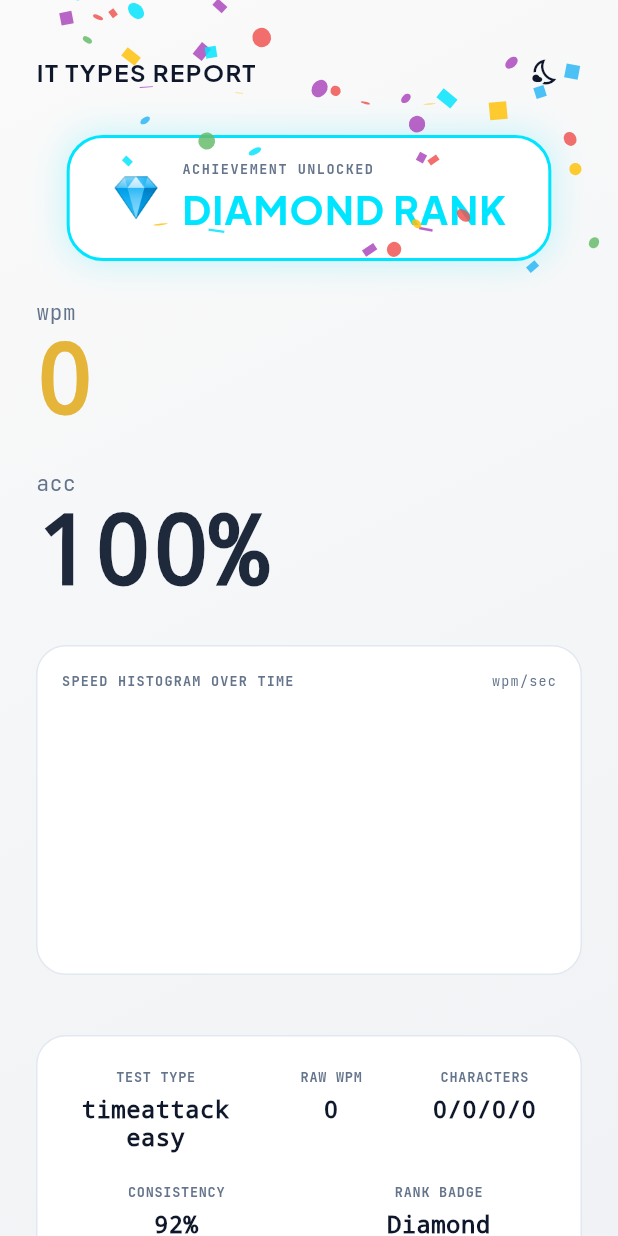
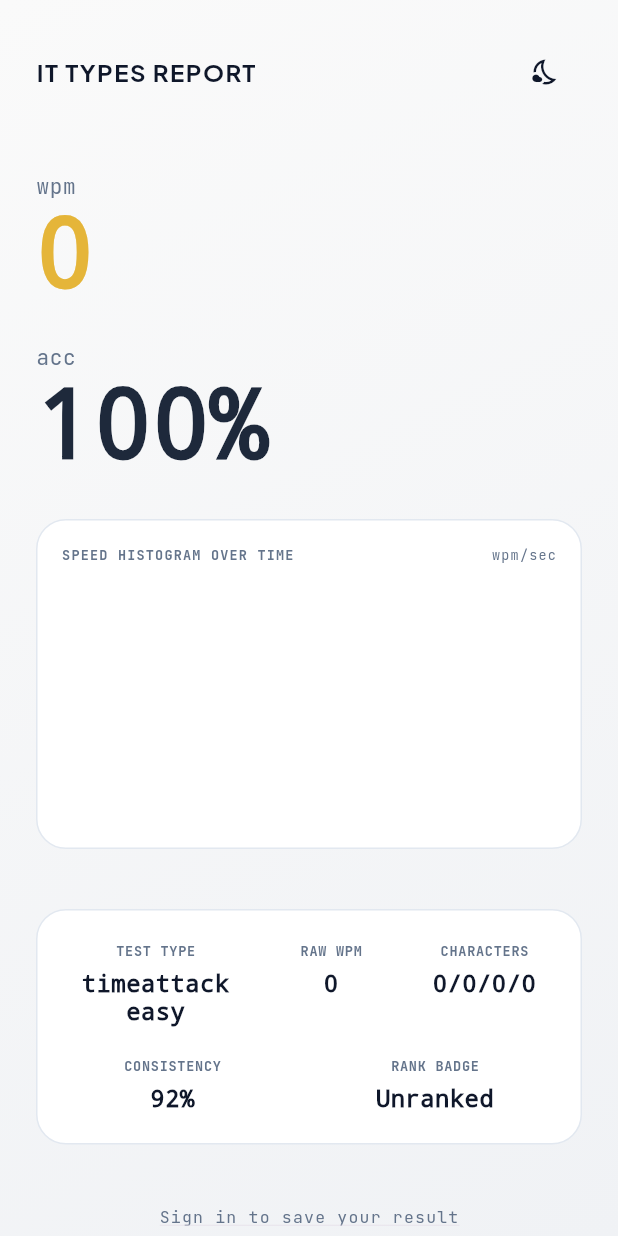
Before and after one commit to Humxa687/IT-TYPES, a Flutter app: the ResultsScreen screen opened directly, after a tap on the "wb sunny" icon, on a phone screen of 412 x 824 dp. Run offline on Flutter 3.47's test engine with Material 3 defaults, Android fonts, the phone set to English and light mode, and no system bars; our stand-ins replace audioplayers, google_fonts, shared_preferences; accounts and stored records are empty.

Commit message:
IT TYPES: Optimize mobile layout constraints, disable ranks for 15s/30s time limits, and hide virtual keyboard on mobile screens

```diff
--- a/lib/screens/game_screen.dart
+++ b/lib/screens/game_screen.dart
@@ -350,49 +350,32 @@ class _GameScreenState extends State<GameScreen> {
                             crossAxisAlignment: CrossAxisAlignment.stretch,
                             children: [
                               // Sleek Minimalist Stats & Sizing Ribbon
-                              Row(
-                                mainAxisAlignment: MainAxisAlignment.spaceBetween,
-                                children: [
-                                  Expanded(child: _buildMinimalStatsRibbon(context)),
-                                  // Inline Font Size Adjustment (A- / A+)
-                                  Container(
-                                    padding: const EdgeInsets.symmetric(horizontal: 8, vertical: 2),
-                                    decoration: BoxDecoration(
-                                      color: themeProvider.backgroundColor.withOpacity(0.3),
-                                      borderRadius: BorderRadius.circular(12),
-                                      border: Border.all(color: themeProvider.borderColor.withOpacity(0.5)),
-                                    ),
-                                    child: Row(
-                                      mainAxisSize: MainAxisSize.min,
+                              // Sleek Minimalist Stats & Sizing Ribbon
+                              LayoutBuilder(
+                                builder: (context, constraints) {
+                                  final isMobileWidth = MediaQuery.of(context).size.width < 600;
+                                  if (isMobileWidth) {
+                                    return Column(
+                                      crossAxisAlignment: CrossAxisAlignment.start,
                                       children: [
-                                        IconButton(
-                                          icon: Icon(Icons.text_decrease_rounded, color: themeProvider.subtextColor, size: 14),
-                                          constraints: const BoxConstraints(),
-                                          padding: const EdgeInsets.all(4),
-                                          onPressed: () {
-                                            themeProvider.setFontSize(themeProvider.fontSize - 2);
-                                          },
-                                        ),
-                                        const SizedBox(width: 4),
-                                        Text(
-                                          '${themeProvider.fontSize.toInt()}px',
-                                          style: themeProvider.getMonospaceTextStyle(fontSize: 11, fontWeight: FontWeight.bold).copyWith(
-                                                color: themeProvider.textColor,
-                                              ),
-                                        ),
-                                        const SizedBox(width: 4),
-                                        IconButton(
-                                          icon: Icon(Icons.text_increase_rounded, color: themeProvider.subtextColor, size: 14),
-                                          constraints: const BoxConstraints(),
-                                          padding: const EdgeInsets.all(4),
-                                          onPressed: () {
-                                            themeProvider.setFontSize(themeProvider.fontSize + 2);
-                                          },
+                                        _buildMinimalStatsRibbon(context),
+                                        const SizedBox(height: 10),
+                                        Align(
+                                          alignment: Alignment.centerRight,
+                                          child: _buildFontSizeSelector(context),
                                         ),
                                       ],
-                                    ),
-                                  ),
-                                ],
+                                    );
+                                  } else {
+                                    return Row(
+                                      mainAxisAlignment: MainAxisAlignment.spaceBetween,
+                                      children: [
+                                        Expanded(child: _buildMinimalStatsRibbon(context)),
+                                        _buildFontSizeSelector(context),
+                                      ],
+                                    );
+                                  }
+                                },
                               ),
                               const SizedBox(height: 12),
                               Container(height: 1.0, color: themeProvider.borderColor.withOpacity(0.3)),
@@ -703,6 +686,47 @@ class _GameScreenState extends State<GameScreen> {
     );
   }
 
+  Widget _buildFontSizeSelector(BuildContext context) {
+    final themeProvider = Provider.of<ThemeProvider>(context, listen: false);
+    return Container(
+      padding: const EdgeInsets.symmetric(horizontal: 8, vertical: 2),
+      decoration: BoxDecoration(
+        color: themeProvider.backgroundColor.withOpacity(0.3),
+        borderRadius: BorderRadius.circular(12),
+        border: Border.all(color: themeProvider.borderColor.withOpacity(0.5)),
+      ),
+      child: Row(
+        mainAxisSize: MainAxisSize.min,
+        children: [
+          IconButton(
+            icon: Icon(Icons.text_decrease_rounded, color: themeProvider.subtextColor, size: 14),
+            constraints: const BoxConstraints(),
+            padding: const EdgeInsets.all(4),
+            onPressed: () {
+              themeProvider.setFontSize(themeProvider.fontSize - 2);
+            },
+          ),
+          const SizedBox(width: 4),
+          Text(
+            '${themeProvider.fontSize.toInt()}px',
+            style: themeProvider.getMonospaceTextStyle(fontSize: 11, fontWeight: FontWeight.bold).copyWith(
+                  color: themeProvider.textColor,
+                ),
+          ),
+          const SizedBox(width: 4),
+          IconButton(
+            icon: Icon(Icons.text_increase_rounded, color: themeProvider.subtextColor, size: 14),
+            constraints: const BoxConstraints(),
+            padding: const EdgeInsets.all(4),
+            onPressed: () {
+              themeProvider.setFontSize(themeProvider.fontSize + 2);
+            },
+          ),
+        ],
+      ),
+    );
+  }
+
   Widget _buildMinimalStatsRibbon(BuildContext context) {
     final gameState = Provider.of<GameState>(context);
     final themeProvider = Provider.of<ThemeProvider>(context);
@@ -752,6 +776,8 @@ class _GameScreenState extends State<GameScreen> {
 
   Widget _ribbonTile(BuildContext context, String value, String label, Color color) {
     final themeProvider = Provider.of<ThemeProvider>(context, listen: false);
+    final isMobile = MediaQuery.of(context).size.width < 600;
+
     return Row(
       mainAxisSize: MainAxisSize.min,
       crossAxisAlignment: CrossAxisAlignment.baseline,
@@ -760,16 +786,16 @@ class _GameScreenState extends State<GameScreen> {
         Text(
           value,
           style: TextStyle(
-            fontSize: 22,
+            fontSize: isMobile ? 16 : 22,
             fontWeight: FontWeight.bold,
             color: color,
             fontFamily: 'monospace',
           ),
         ),
-        const SizedBox(width: 6),
+        const SizedBox(width: 4),
         Text(
           label.toUpperCase(),
-          style: themeProvider.getMonospaceTextStyle(fontSize: 10).copyWith(
+          style: themeProvider.getMonospaceTextStyle(fontSize: isMobile ? 8 : 10).copyWith(
                 color: themeProvider.subtextColor,
                 letterSpacing: 0.5,
               ),
@@ -780,10 +806,12 @@ class _GameScreenState extends State<GameScreen> {
 
   Widget _verticalDivider(BuildContext context) {
     final themeProvider = Provider.of<ThemeProvider>(context, listen: false);
+    final isMobile = MediaQuery.of(context).size.width < 600;
+
     return Container(
       width: 1.5,
       height: 20,
-      margin: const EdgeInsets.symmetric(horizontal: 16),
+      margin: EdgeInsets.symmetric(horizontal: isMobile ? 8 : 16),
       color: themeProvider.borderColor.withOpacity(0.3),
     );
   }
--- a/lib/screens/results_screen.dart
+++ b/lib/screens/results_screen.dart
@@ -96,7 +96,9 @@ class _ResultsScreenState extends State<ResultsScreen> with SingleTickerProvider
     final consistency = _calculateConsistency(gameState.wpmHistory);
     final isMobile = MediaQuery.of(context).size.width < 700;
 
-    final rank = _calculateRank(gameState.difficulty, gameState.elapsedTimeSec);
+    final rank = (gameState.mode == GameMode.timeAttack && (gameState.timeLimitSec == 15 || gameState.timeLimitSec == 30))
+        ? 'Unranked'
+        : _calculateRank(gameState.difficulty, gameState.elapsedTimeSec);
 
     return Focus(
       autofocus: true,
--- a/lib/widgets/virtual_keyboard.dart
+++ b/lib/widgets/virtual_keyboard.dart
@@ -8,6 +8,11 @@ class VirtualKeyboard extends StatelessWidget {
 
   @override
   Widget build(BuildContext context) {
+    final isMobile = MediaQuery.of(context).size.width < 600;
+    if (isMobile) {
+      return const SizedBox.shrink();
+    }
+
     final gameState = Provider.of<GameState>(context);
     final themeProvider = Provider.of<ThemeProvider>(context);
 
```
